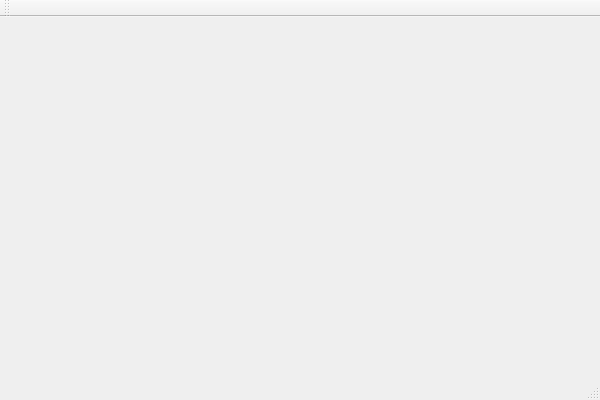
First picture: the form in AddPeSection/mainwindow.ui, repository bowlofstew/AddPeSection, before the edit.
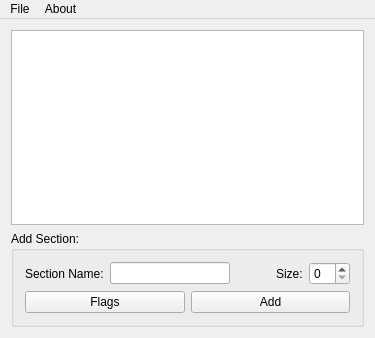
Second picture: the form after the edit.

The edit to the form file:
```diff
--- a/AddPeSection/mainwindow.ui
+++ b/AddPeSection/mainwindow.ui
@@ -1,24 +1,134 @@
 <ui version="4.0">
  <class>MainWindow</class>
- <widget class="QMainWindow" name="MainWindow" >
-  <property name="geometry" >
+ <widget class="QMainWindow" name="MainWindow">
+  <property name="geometry">
    <rect>
     <x>0</x>
     <y>0</y>
-    <width>600</width>
-    <height>400</height>
+    <width>375</width>
+    <height>338</height>
    </rect>
   </property>
   <property name="windowTitle" >
    <string>MainWindow</string>
   </property>
-  <widget class="QMenuBar" name="menuBar" />
-  <widget class="QToolBar" name="mainToolBar" />
-  <widget class="QWidget" name="centralWidget" />
-  <widget class="QStatusBar" name="statusBar" />
+  <widget class="QWidget" name="centralWidget">
+   <layout class="QGridLayout" name="gridLayout_2">
+    <item row="0" column="0">
+     <layout class="QGridLayout" name="gridLayout">
+      <item row="0" column="0">
+       <widget class="QTreeView" name="treeView"/>
+      </item>
+      <item row="1" column="0">
+       <widget class="QGroupBox" name="groupBox">
+        <property name="title">
+         <string>Add Section: </string>
+        </property>
+        <layout class="QGridLayout" name="gridLayout_4">
+         <item row="1" column="0" colspan="2">
+          <layout class="QGridLayout" name="gridLayout_3">
+           <item row="0" column="0">
+            <widget class="QLabel" name="label">
+             <property name="text">
+              <string>Section Name:</string>
+             </property>
+            </widget>
+           </item>
+           <item row="0" column="1">
+            <widget class="QLineEdit" name="lineEdit"/>
+           </item>
+           <item row="0" column="3">
+            <widget class="QLabel" name="label_2">
+             <property name="text">
+              <string>Size:</string>
+             </property>
+            </widget>
+           </item>
+           <item row="0" column="4">
+            <widget class="QSpinBox" name="spinBox"/>
+           </item>
+           <item row="0" column="2">
+            <spacer name="horizontalSpacer">
+             <property name="orientation">
+              <enum>Qt::Horizontal</enum>
+             </property>
+             <property name="sizeType">
+              <enum>QSizePolicy::Fixed</enum>
+             </property>
+             <property name="sizeHint" stdset="0">
+              <size>
+               <width>40</width>
+               <height>20</height>
+              </size>
+             </property>
+            </spacer>
+           </item>
+          </layout>
+         </item>
+         <item row="2" column="0">
+          <widget class="QPushButton" name="pushButton">
+           <property name="text">
+            <string>Flags</string>
+           </property>
+          </widget>
+         </item>
+         <item row="2" column="1">
+          <widget class="QPushButton" name="pushButton_2">
+           <property name="text">
+            <string>Add</string>
+           </property>
+          </widget>
+         </item>
+        </layout>
+       </widget>
+      </item>
+     </layout>
+    </item>
+   </layout>
+  </widget>
+  <widget class="QMenuBar" name="menuBar">
+   <property name="geometry">
+    <rect>
+     <x>0</x>
+     <y>0</y>
+     <width>375</width>
+     <height>23</height>
+    </rect>
+   </property>
+   <widget class="QMenu" name="menuFile">
+    <property name="title">
+     <string>File</string>
+    </property>
+    <addaction name="actionOpen"/>
+    <addaction name="actionSave"/>
+    <addaction name="separator"/>
+    <addaction name="actionExit"/>
+   </widget>
+   <widget class="QMenu" name="menuAbout">
+    <property name="title">
+     <string>About</string>
+    </property>
+   </widget>
+   <addaction name="menuFile"/>
+   <addaction name="menuAbout"/>
+  </widget>
+  <action name="actionOpen">
+   <property name="text">
+    <string>Open</string>
+   </property>
+  </action>
+  <action name="actionSave">
+   <property name="text">
+    <string>Save</string>
+   </property>
+  </action>
+  <action name="actionExit">
+   <property name="text">
+    <string>Exit</string>
+   </property>
+  </action>
  </widget>
- <layoutDefault spacing="6" margin="11" />
- <pixmapfunction></pixmapfunction>
+ <layoutdefault spacing="6" margin="11"/>
  <resources/>
  <connections/>
 </ui>
```
Left out of the diff: 3 changed lines with no effect on the pictures.
